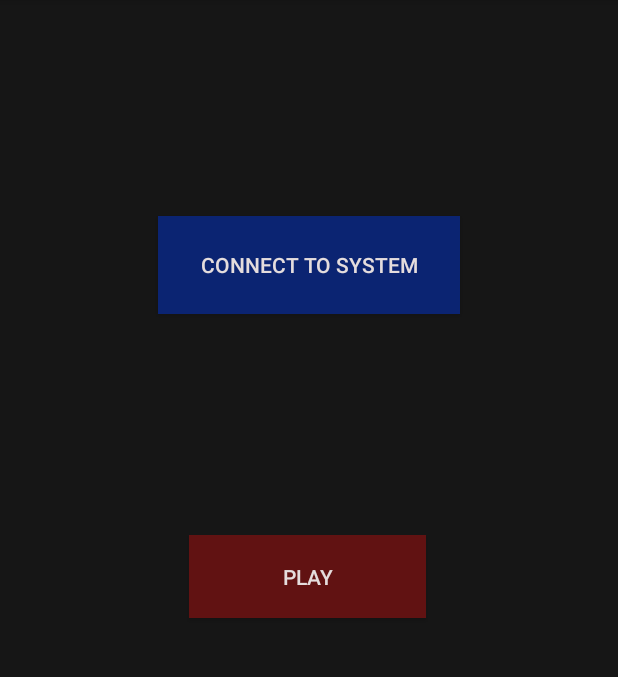
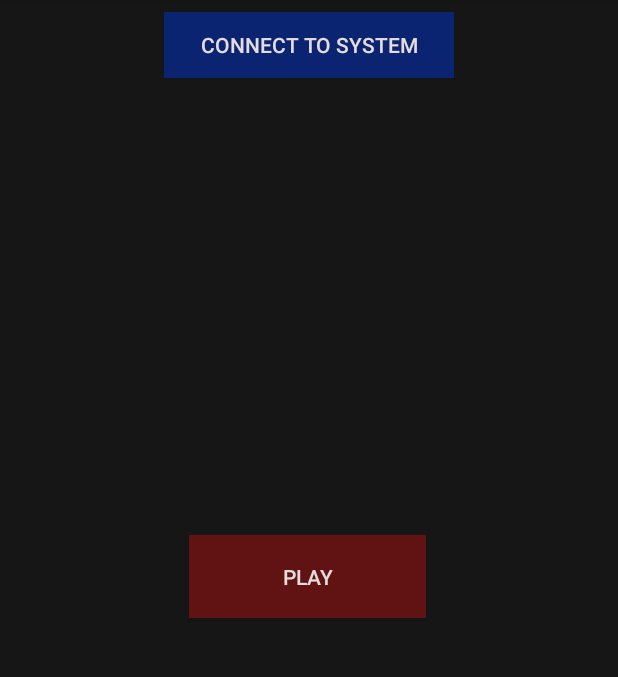
Before and after one commit to ekonopliov/Revs-Generator-App-Android, an Android app: the screen it shows after launch (MainActivity), on a phone screen of 412 x 824 dp, the part 84-761 px from its top. Run offline under Robolectric (Android 15) with nearby library versions, the phone set to English and light mode, and no system bars.

Commit message:
Fixed bugs

```diff
--- a/app/src/main/res/layout/activity_main.xml
+++ b/app/src/main/res/layout/activity_main.xml
@@ -9,23 +9,20 @@
 
     <Button
         android:id="@+id/btnConnect"
-        android:layout_width="201dp"
-        android:layout_height="65dp"
+        android:layout_width="193dp"
+        android:layout_height="44dp"
         android:layout_marginStart="8dp"
         android:layout_marginTop="8dp"
         android:layout_marginEnd="8dp"
-        android:layout_marginBottom="8dp"
         android:background="#0B2472"
         android:hapticFeedbackEnabled="true"
         android:selectAllOnFocus="false"
         android:soundEffectsEnabled="false"
         android:text="Connect to system"
         android:textColor="#E5DDDD"
-        app:layout_constraintBottom_toBottomOf="parent"
         app:layout_constraintEnd_toEndOf="parent"
         app:layout_constraintStart_toStartOf="parent"
-        app:layout_constraintTop_toTopOf="parent"
-        app:layout_constraintVertical_bias="0.198" />
+        app:layout_constraintTop_toTopOf="parent" />
 
     <Button
         android:id="@+id/btnPlay"
```
Also changed, not shown: app/src/main/java/com/example/myapplication/MainActivity.java (+33 -24 lines).
